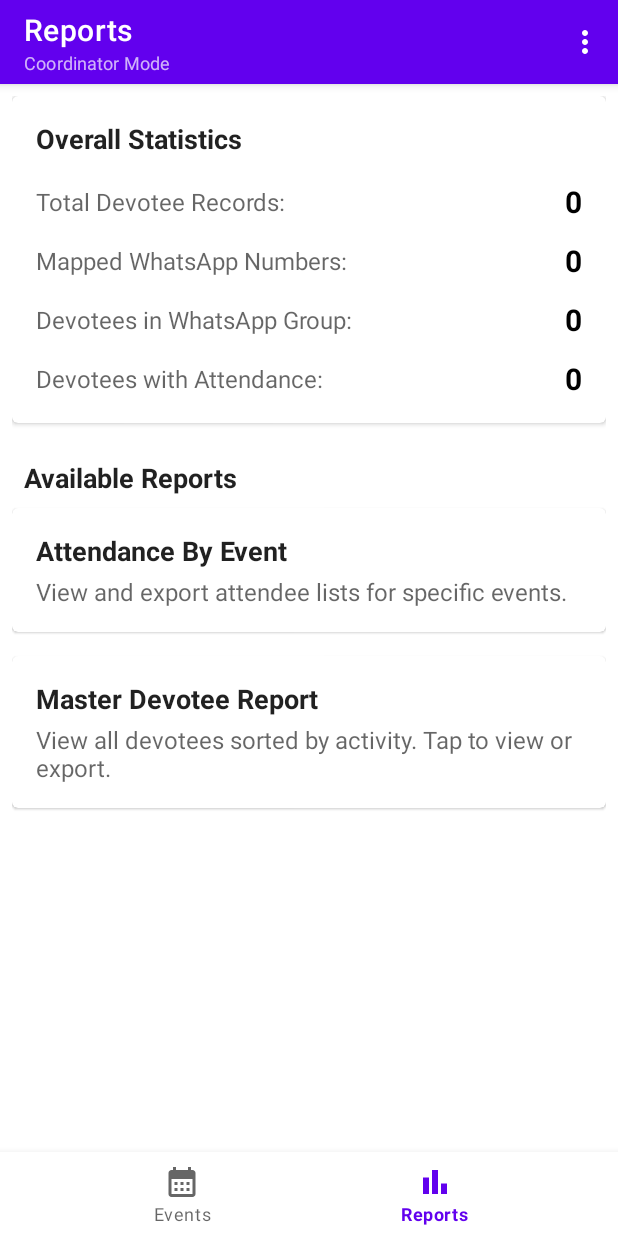
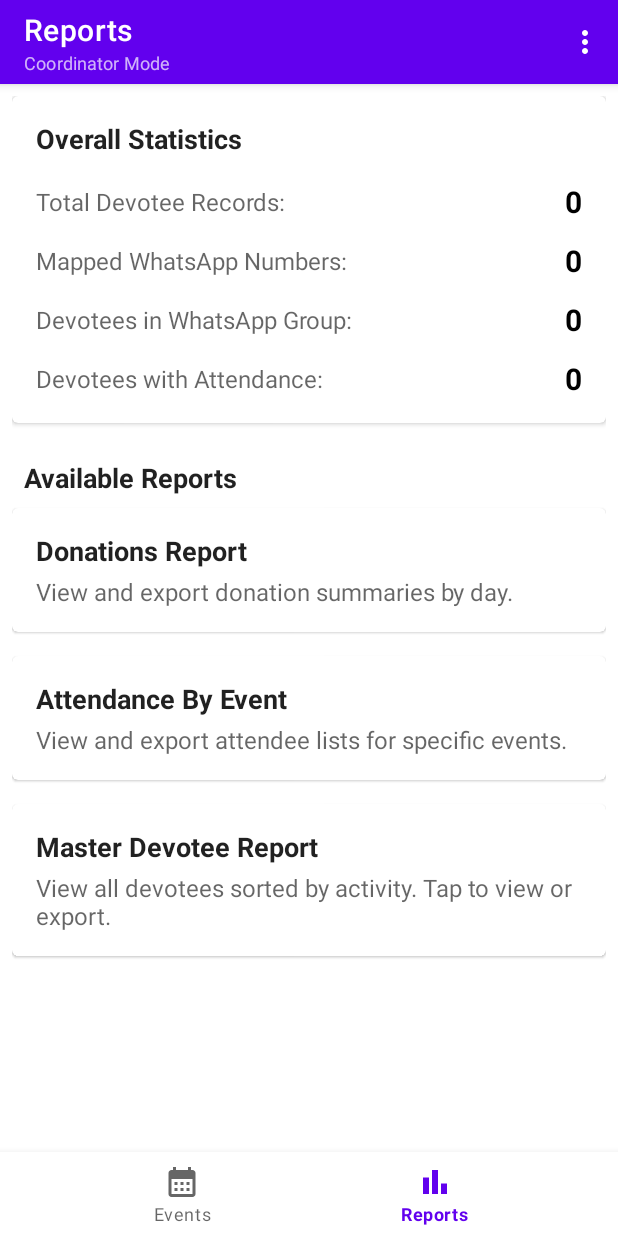
Before and after one commit to amjaingzb/rkmAttendanceAndroidApp, an Android app: the ReportsFragment screen opened through its navigation route, on a phone screen of 412 x 824 dp. Run offline under Robolectric (Android 15) with nearby library versions, the phone set to English and light mode, and no system bars; our stand-ins replace navigation-ui; libraries missing offline, so code that uses them is left out: com.opencsv.

Commit message:
Donor admin report functionality 5.3

```diff
--- a/app/src/main/java/com/rkm/rkmattendanceapp/ui/ReportsFragment.java
+++ b/app/src/main/java/com/rkm/rkmattendanceapp/ui/ReportsFragment.java
@@ -18,6 +18,7 @@ import com.google.android.material.card.MaterialCardView;
 import com.rkm.attendance.db.DevoteeDao;
 import com.rkm.rkmattendanceapp.R;
 import com.rkm.rkmattendanceapp.ui.reports.ReportDevoteeActivity;
+import com.rkm.rkmattendanceapp.ui.reports.ReportDonationDaysActivity;
 import com.rkm.rkmattendanceapp.ui.reports.ReportEventListActivity;
 import com.rkm.rkmattendanceapp.util.AppLogger;
 
@@ -27,8 +28,7 @@ public class ReportsFragment extends Fragment {
     private ReportsViewModel reportsViewModel;
     private TextView totalDevoteesText, totalWhatsappText, devoteesInWhatsappText, devoteesWithAttendanceText;
 
-    private MaterialCardView attendanceByEventCard;
-    private MaterialCardView devoteeActivityCard;
+    private MaterialCardView donationsReportCard, attendanceByEventCard, devoteeActivityCard;
 
     @Override
     public View onCreateView(@NonNull LayoutInflater inflater, @Nullable ViewGroup container, @Nullable Bundle savedInstanceState) {
@@ -53,11 +53,18 @@ public class ReportsFragment extends Fragment {
         totalWhatsappText = view.findViewById(R.id.text_total_whatsapp);
         devoteesInWhatsappText = view.findViewById(R.id.text_devotees_in_whatsapp);
         devoteesWithAttendanceText = view.findViewById(R.id.text_devotees_with_attendance);
+        donationsReportCard = view.findViewById(R.id.card_donations_report);
         attendanceByEventCard = view.findViewById(R.id.card_attendance_by_event);
         devoteeActivityCard = view.findViewById(R.id.card_devotee_activity);
     }
 
     private void setupClickListeners() {
+        donationsReportCard.setOnClickListener(v -> {
+            AppLogger.d(TAG, "Donations Report card clicked.");
+            Intent intent = new Intent(getActivity(), ReportDonationDaysActivity.class);
+            startActivity(intent);
+        });
+
         attendanceByEventCard.setOnClickListener(v -> {
             AppLogger.d(TAG, "Attendance by Event card clicked.");
             Intent intent = new Intent(getActivity(), ReportEventListActivity.class);
--- a/app/src/main/res/layout/fragment_reports.xml
+++ b/app/src/main/res/layout/fragment_reports.xml
@@ -57,10 +57,25 @@
             android:textStyle="bold"
             android:textColor="?android:attr/textColorPrimary"/>
 
+        <!-- NEW: Donations Report Card -->
+        <com.google.android.material.card.MaterialCardView
+            android:id="@+id/card_donations_report"
+            android:layout_width="match_parent"
+            android:layout_height="wrap_content"
+            android:clickable="true"
+            android:focusable="true"
+            android:foreground="?android:attr/selectableItemBackground">
+            <LinearLayout android:layout_width="match_parent" android:layout_height="wrap_content" android:orientation="vertical" android:padding="16dp">
+                <TextView android:layout_width="wrap_content" android:layout_height="wrap_content" android:text="Donations Report" android:textSize="18sp" android:textStyle="bold" android:textColor="?android:attr/textColorPrimary"/>
+                <TextView android:layout_width="wrap_content" android:layout_height="wrap_content" android:layout_marginTop="4dp" android:text="View and export donation summaries by day." android:textSize="16sp" android:textColor="?android:attr/textColorSecondary"/>
+            </LinearLayout>
+        </com.google.android.material.card.MaterialCardView>
+
         <com.google.android.material.card.MaterialCardView
             android:id="@+id/card_attendance_by_event"
             android:layout_width="match_parent"
             android:layout_height="wrap_content"
+            android:layout_marginTop="16dp"
             android:clickable="true"
             android:focusable="true"
             android:foreground="?android:attr/selectableItemBackground">
```
Also changed, not shown: app/src/main/AndroidManifest.xml (+6 -1 lines), app/src/main/java/com/rkm/attendance/importer/CsvExporter.java (+26 -77 lines), app/src/main/java/com/rkm/rkmattendanceapp/ui/reports/ReportDonationDaysActivity.java (added, +131 -0 lines).
